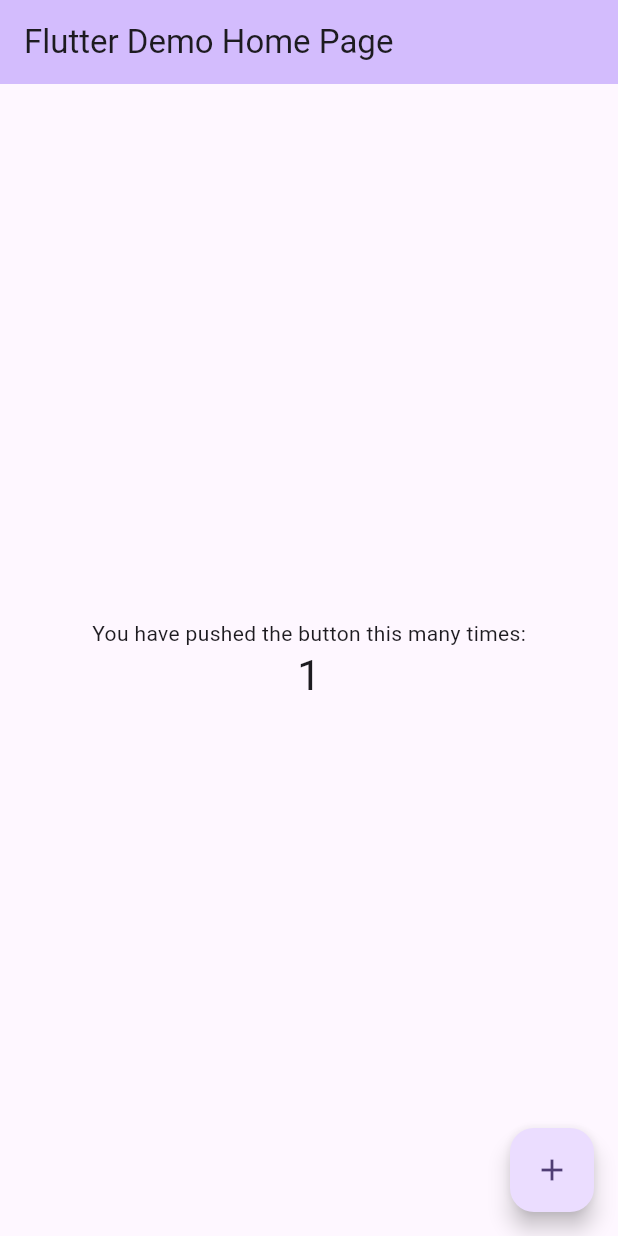
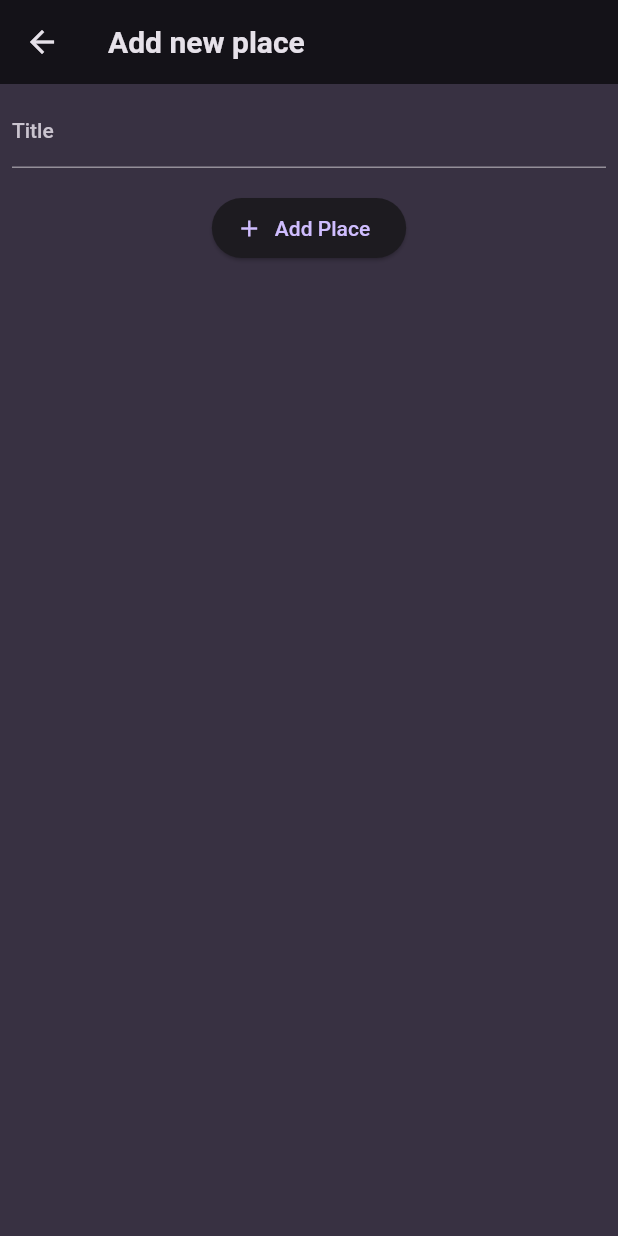
Before and after one commit to hoangminhtran94/favorite_places, a Flutter app: the screen it shows after launch, after a tap on the "add" icon, on a phone screen of 412 x 824 dp. Run offline on Flutter 3.47's test engine with Material 2 defaults, Android fonts, the phone set to English and light mode, and no system bars; our stand-ins replace flutter_riverpod, google_fonts.

Commit message:
added places screen, state provider, new place

```diff
--- a/lib/main.dart
+++ b/lib/main.dart
@@ -1,125 +1,43 @@
+import 'package:favorite_places/screens/places.dart';
 import 'package:flutter/material.dart';
+import "package:flutter_riverpod/flutter_riverpod.dart";
+import 'package:google_fonts/google_fonts.dart';
+
+final colorScheme = ColorScheme.fromSeed(
+  brightness: Brightness.dark,
+  seedColor: const Color.fromARGB(255, 102, 6, 247),
+  background: const Color.fromARGB(255, 56, 49, 66),
+);
+
+final theme = ThemeData().copyWith(
+  useMaterial3: true,
+  scaffoldBackgroundColor: colorScheme.background,
+  colorScheme: colorScheme,
+  textTheme: GoogleFonts.ubuntuCondensedTextTheme().copyWith(
+    titleSmall: GoogleFonts.ubuntuCondensed(
+      fontWeight: FontWeight.bold,
+    ),
+    titleMedium: GoogleFonts.ubuntuCondensed(
+      fontWeight: FontWeight.bold,
+    ),
+    titleLarge: GoogleFonts.ubuntuCondensed(
+      fontWeight: FontWeight.bold,
+    ),
+  ),
+);
 
 void main() {
-  runApp(const MyApp());
+  runApp(
+    const ProviderScope(child: MyApp()),
+  );
 }
 
 class MyApp extends StatelessWidget {
-  const MyApp({super.key});
+  const MyApp({Key? key}) : super(key: key);
 
-  // This widget is the root of your application.
   @override
   Widget build(BuildContext context) {
     return MaterialApp(
-      title: 'Flutter Demo',
-      theme: ThemeData(
-        // This is the theme of your application.
-        //
-        // TRY THIS: Try running your application with "flutter run". You'll see
-        // the application has a blue toolbar. Then, without quitting the app,
-        // try changing the seedColor in the colorScheme below to Colors.green
-        // and then invoke "hot reload" (save your changes or press the "hot
-        // reload" button in a Flutter-supported IDE, or press "r" if you used
-        // the command line to start the app).
-        //
-        // Notice that the counter didn't reset back to zero; the application
-        // state is not lost during the reload. To reset the state, use hot
-        // restart instead.
-        //
-        // This works for code too, not just values: Most code changes can be
-        // tested with just a hot reload.
-        colorScheme: ColorScheme.fromSeed(seedColor: Colors.deepPurple),
-        useMaterial3: true,
-      ),
-      home: const MyHomePage(title: 'Flutter Demo Home Page'),
-    );
+        title: 'Great Places', theme: theme, home: const PlacesScreen());
   }
 }
-
-class MyHomePage extends StatefulWidget {
-  const MyHomePage({super.key, required this.title});
-
-  // This widget is the home page of your application. It is stateful, meaning
-  // that it has a State object (defined below) that contains fields that affect
-  // how it looks.
-
-  // This class is the configuration for the state. It holds the values (in this
-  // case the title) provided by the parent (in this case the App widget) and
-  // used by the build method of the State. Fields in a Widget subclass are
-  // always marked "final".
-
-  final String title;
-
-  @override
-  State<MyHomePage> createState() => _MyHomePageState();
-}
-
-class _MyHomePageState extends State<MyHomePage> {
-  int _counter = 0;
-
-  void _incrementCounter() {
-    setState(() {
-      // This call to setState tells the Flutter framework that something has
-      // changed in this State, which causes it to rerun the build method below
-      // so that the display can reflect the updated values. If we changed
-      // _counter without calling setState(), then the build method would not be
-      // called again, and so nothing would appear to happen.
-      _counter++;
-    });
-  }
-
-  @override
-  Widget build(BuildContext context) {
-    // This method is rerun every time setState is called, for instance as done
-    // by the _incrementCounter method above.
-    //
-    // The Flutter framework has been optimized to make rerunning build methods
-    // fast, so that you can just rebuild anything that needs updating rather
-    // than having to individually change instances of widgets.
-    return Scaffold(
-      appBar: AppBar(
-        // TRY THIS: Try changing the color here to a specific color (to
-        // Colors.amber, perhaps?) and trigger a hot reload to see the AppBar
-        // change color while the other colors stay the same.
-        backgroundColor: Theme.of(context).colorScheme.inversePrimary,
-        // Here we take the value from the MyHomePage object that was created by
-        // the App.build method, and use it to set our appbar title.
-        title: Text(widget.title),
-      ),
-      body: Center(
-        // Center is a layout widget. It takes a single child and positions it
-        // in the middle of the parent.
-        child: Column(
-          // Column is also a layout widget. It takes a list of children and
-          // arranges them vertically. By default, it sizes itself to fit its
-          // children horizontally, and tries to be as tall as its parent.
-          //
-          // Column has various properties to control how it sizes itself and
-          // how it positions its children. Here we use mainAxisAlignment to
-          // center the children vertically; the main axis here is the vertical
-          // axis because Columns are vertical (the cross axis would be
-          // horizontal).
-          //
-          // TRY THIS: Invoke "debug painting" (choose the "Toggle Debug Paint"
-          // action in the IDE, or press "p" in the console), to see the
-          // wireframe for each widget.
-          mainAxisAlignment: MainAxisAlignment.center,
-          children: <Widget>[
-            const Text(
-              'You have pushed the button this many times:',
-            ),
-            Text(
-              '$_counter',
-              style: Theme.of(context).textTheme.headlineMedium,
-            ),
-          ],
-        ),
-      ),
-      floatingActionButton: FloatingActionButton(
-        onPressed: _incrementCounter,
-        tooltip: 'Increment',
-        child: const Icon(Icons.add),
-      ), // This trailing comma makes auto-formatting nicer for build methods.
-    );
-  }
-}
--- /dev/null
+++ b/lib/models/place.dart
@@ -0,0 +1,6 @@
+class Place {
+  const Place({required this.id, required this.name});
+
+  final String id;
+  final String name;
+}
--- /dev/null
+++ b/lib/provider/place_provider.dart
@@ -0,0 +1,18 @@
+import "package:favorite_places/models/place.dart";
+import "package:flutter_riverpod/flutter_riverpod.dart";
+
+class PlacesNotifier extends StateNotifier<List<Place>> {
+  PlacesNotifier() : super([]);
+
+  void setPlaces(List<Place> places) {
+    state = places;
+  }
+
+  void addAPlace(Place place) {
+    state = [...state, place];
+  }
+}
+
+final placeProvider = StateNotifierProvider<PlacesNotifier, List<Place>>((ref) {
+  return PlacesNotifier();
+});
--- /dev/null
+++ b/lib/screens/new_places.dart
@@ -0,0 +1,63 @@
+import 'package:favorite_places/models/place.dart';
+import 'package:favorite_places/provider/place_provider.dart';
+import 'package:flutter/material.dart';
+import 'package:flutter_riverpod/flutter_riverpod.dart';
+import 'package:uuid/uuid.dart';
+
+const uuid = Uuid();
+
+class NewPlaceScreen extends ConsumerStatefulWidget {
+  const NewPlaceScreen({super.key});
+
+  @override
+  ConsumerState<NewPlaceScreen> createState() {
+    return _NewPlaceScreenState();
+  }
+}
+
+class _NewPlaceScreenState extends ConsumerState<NewPlaceScreen> {
+  final _formKey = GlobalKey<FormState>();
+  var _currentName = "";
+  void _addNewPlace() {
+    _formKey.currentState!.save();
+    ref
+        .read(placeProvider.notifier)
+        .addAPlace(Place(id: uuid.v4(), name: _currentName));
+    Navigator.of(context).pop();
+  }
+
+  @override
+  Widget build(BuildContext context) {
+    return Scaffold(
+      appBar: AppBar(
+        title: const Text("Add new place"),
+      ),
+      body: Padding(
+        padding: const EdgeInsets.all(8),
+        child: Form(
+            key: _formKey,
+            child: Column(
+              children: [
+                TextFormField(
+                  style: Theme.of(context).textTheme.titleSmall,
+                  decoration: const InputDecoration(
+                      label: Text("Title"), fillColor: Colors.white),
+                  onSaved: (newValue) {
+                    if (newValue != null) {
+                      setState(() {
+                        _currentName = newValue;
+                      });
+                    }
+                  },
+                ),
+                const SizedBox(height: 16),
+                ElevatedButton.icon(
+                    onPressed: _addNewPlace,
+                    icon: const Icon(Icons.add),
+                    label: const Text("Add Place"))
+              ],
+            )),
+      ),
+    );
+  }
+}
--- /dev/null
+++ b/lib/screens/place_details.dart
@@ -0,0 +1,22 @@
+import 'package:favorite_places/models/place.dart';
+import 'package:flutter/material.dart';
+import 'package:flutter_riverpod/flutter_riverpod.dart';
+
+class PlaceDetailsScreen extends ConsumerWidget {
+  const PlaceDetailsScreen({super.key, required this.place});
+  final Place place;
+  @override
+  Widget build(BuildContext context, WidgetRef ref) {
+    return Scaffold(
+      appBar: AppBar(
+        title: Text(place.name),
+      ),
+      body: Center(
+        child: Text(
+          place.name,
+          style: Theme.of(context).textTheme.titleLarge,
+        ),
+      ),
+    );
+  }
+}
--- /dev/null
+++ b/lib/screens/places.dart
@@ -0,0 +1,57 @@
+import 'package:favorite_places/provider/place_provider.dart';
+import 'package:favorite_places/screens/new_places.dart';
+import 'package:favorite_places/screens/place_details.dart';
+import 'package:flutter/material.dart';
+import 'package:flutter_riverpod/flutter_riverpod.dart';
+
+class PlacesScreen extends ConsumerWidget {
+  const PlacesScreen({super.key});
+
+  @override
+  Widget build(BuildContext context, WidgetRef ref) {
+    final places = ref.watch(placeProvider);
+    Widget body = const Center(
+      child: Text(
+        "There are no places, please add new place first",
+        style: TextStyle(
+          color: Colors.white,
+        ),
+      ),
+    );
+    if (places.isNotEmpty) {
+      body = ListView.builder(
+        itemCount: places.length,
+        itemBuilder: (ctx, index) => InkWell(
+          onTap: () {
+            Navigator.of(context).push(MaterialPageRoute(
+                builder: (ctx) => PlaceDetailsScreen(place: places[index])));
+          },
+          child: Dismissible(
+            key: Key(places[index].id),
+            onDismissed: (direction) {},
+            child: ListTile(
+                title: Text(
+              places[index].name,
+              style: Theme.of(context).textTheme.titleMedium,
+            )),
+          ),
+        ),
+      );
+    }
+    return Scaffold(
+        appBar: AppBar(
+          title: const Text("Your Places"),
+          actions: [
+            IconButton(
+                onPressed: () {
+                  Navigator.push(
+                      context,
+                      MaterialPageRoute(
+                          builder: (ctx) => const NewPlaceScreen()));
+                },
+                icon: const Icon(Icons.add))
+          ],
+        ),
+        body: body);
+  }
+}
--- a/pubspec.yaml
+++ b/pubspec.yaml
@@ -35,6 +35,9 @@ dependencies:
   # The following adds the Cupertino Icons font to your application.
   # Use with the CupertinoIcons class for iOS style icons.
   cupertino_icons: ^1.0.2
+  google_fonts: ^5.1.0
+  flutter_riverpod: ^2.4.0
+  uuid: ^4.0.0
 
 dev_dependencies:
   flutter_test:
```
Also changed, not shown: pubspec.lock, 1 other file.
